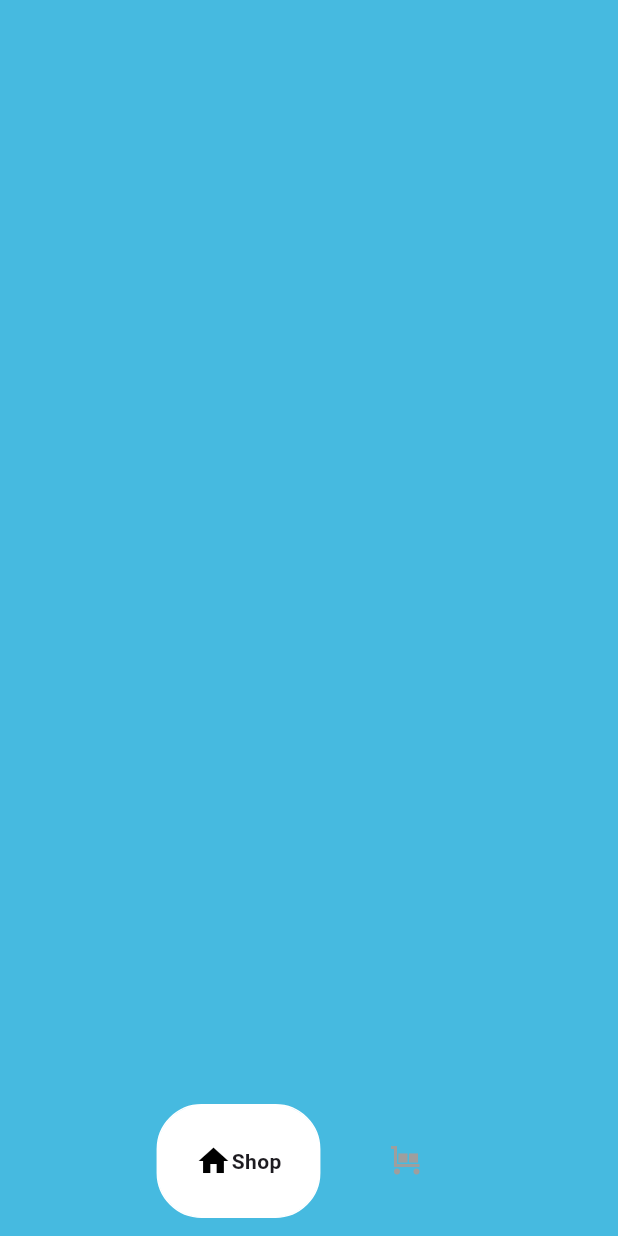
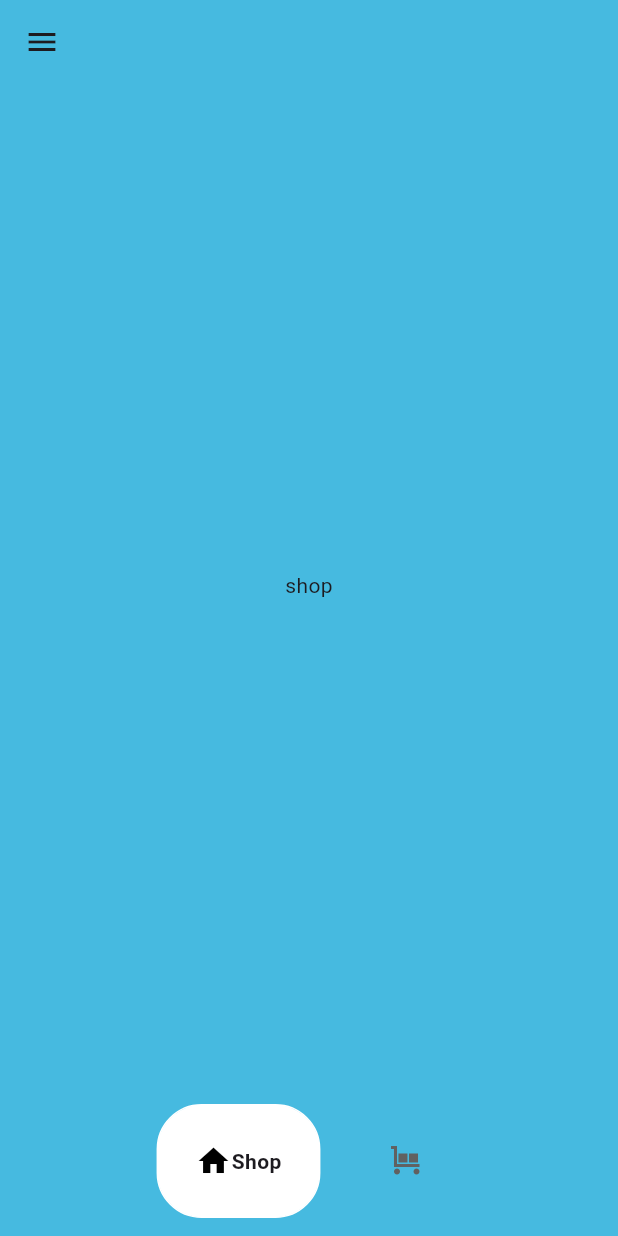
Before and after one commit to DKSingh1604/E_Commerce-App, a Flutter app: the screen it shows after launch, after a tap on "Dive In", on a phone screen of 412 x 824 dp. Run offline on Flutter 3.47's test engine with Material 3 defaults, Android fonts, the light colour scheme and no system bars; drawn by our look-alikes of google_nav_bar; our stand-ins replace flex_color_scheme, google_fonts.

Commit message:
updated again

```diff
--- a/lib/components/bottom_nav_bar.dart
+++ b/lib/components/bottom_nav_bar.dart
@@ -11,7 +11,7 @@ class MyBottomNavBar extends StatelessWidget {
   Widget build(BuildContext context) {
     return Container(
       child: GNav(
-        color: Colors.grey,
+        color: Colors.grey[700],
         // backgroundColor: Colors.white,
         tabActiveBorder: Border.all(color: Colors.white, width: 1),
         tabBackgroundColor: Colors.white,
--- /dev/null
+++ b/lib/pages/cart_page.dart
@@ -0,0 +1,13 @@
+import 'package:flutter/material.dart';
+
+class CartPage extends StatelessWidget {
+  const CartPage({super.key});
+
+  @override
+  Widget build(BuildContext context) {
+    return Center(
+        child: Text(
+      'Cart',
+    ));
+  }
+}
--- a/lib/pages/home_page.dart
+++ b/lib/pages/home_page.dart
@@ -1,6 +1,11 @@
+// ignore_for_file: prefer_const_constructors
+
 import 'package:e_commmerce/components/bottom_nav_bar.dart';
 import 'package:flutter/material.dart';
 import 'package:flex_color_scheme/flex_color_scheme.dart';
+
+import 'cart_page.dart';
+import 'shop_page.dart';
 
 class HomePage extends StatefulWidget {
   const HomePage({super.key});
@@ -21,13 +26,13 @@ class _HomePageState extends State<HomePage> {
   }
 
   //pages to disply
-  // final List<Widget> _pages = [
-  //   //shop page
-  //   const ShopPage(),
+  final List<Widget> _pages = [
+    //shop page
+    const ShopPage(),
 
-  //   const CartPage(),
-
-  // ]
+    //Cart page
+    const CartPage(),
+  ];
 
   @override
   Widget build(BuildContext context) {
@@ -36,6 +41,50 @@ class _HomePageState extends State<HomePage> {
       bottomNavigationBar: MyBottomNavBar(
         onTabChange: (index) => navigationBottomBar(index),
       ),
+      appBar: AppBar(
+        backgroundColor: Colors.transparent,
+        elevation: 0,
+        leading: Builder(builder: (context) {
+          return IconButton(
+            icon: Icon(
+              Icons.menu,
+            ),
+            onPressed: () {
+              Scaffold.of(context).openDrawer();
+            },
+          );
+        }),
+      ),
+      drawer: Drawer(
+        backgroundColor: Colors.grey,
+        child: Column(
+          children: [
+            //logo
+            DrawerHeader(
+              child: Image.asset(
+                'lib/images/Logo.png',
+                color: Colors.black,
+              ),
+            ),
+
+            Divider(
+              color: Colors.grey[800],
+            ),
+
+            //other pages
+            Padding(
+              padding: const EdgeInsets.all(20.0),
+              child: ListTile(
+                leading: Icon(Icons.home),
+                title: Text(
+                  'Home',
+                ),
+              ),
+            ),
+          ],
+        ),
+      ),
+      body: _pages[_selectedIndex],
     );
   }
 }
--- a/lib/pages/intro_page.dart
+++ b/lib/pages/intro_page.dart
@@ -1,4 +1,4 @@
-// ignore_for_file: prefer_const_constructors
+// ignore_for_file: prefer_const_constructors, prefer_const_literals_to_create_immutables
 
 import 'package:e_commmerce/pages/home_page.dart';
 import 'package:flutter/material.dart';
@@ -60,8 +60,8 @@ class IntroPage extends StatelessWidget {
                   style: ElevatedButton.styleFrom(
                     backgroundColor: Colors.orange,
                     padding: EdgeInsets.symmetric(
-                      horizontal: 50,
-                      vertical: 20,
+                      horizontal: 40,
+                      vertical: 25,
                     ),
                     textStyle: TextStyle(fontSize: 20),
                   ),
@@ -73,7 +73,14 @@ class IntroPage extends StatelessWidget {
                       ),
                     );
                   },
-                  child: Text('Dive In'),
+                  child: Row(
+                    mainAxisSize: MainAxisSize.min,
+                    children: [
+                      Text('Dive In'),
+                      SizedBox(width: 15),
+                      Icon(Icons.arrow_forward),
+                    ],
+                  ),
                 ),
               ),
             )
--- /dev/null
+++ b/lib/pages/shop_page.dart
@@ -0,0 +1,19 @@
+import 'package:flutter/material.dart';
+
+class ShopPage extends StatefulWidget {
+  const ShopPage({super.key});
+
+  @override
+  State<ShopPage> createState() => _ShopPageState();
+}
+
+class _ShopPageState extends State<ShopPage> {
+  @override
+  Widget build(BuildContext context) {
+    return Center(
+      child: Text(
+        'shop',
+      ),
+    );
+  }
+}
```
